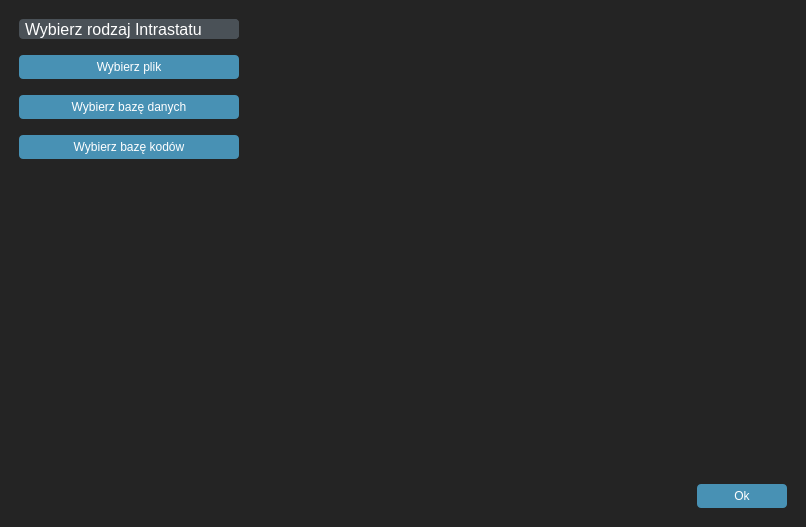
This is ui/intrastat.ui in Mateusz2734/intrastat-gui as Qt 5 draws it before an edit. The edited form follows.
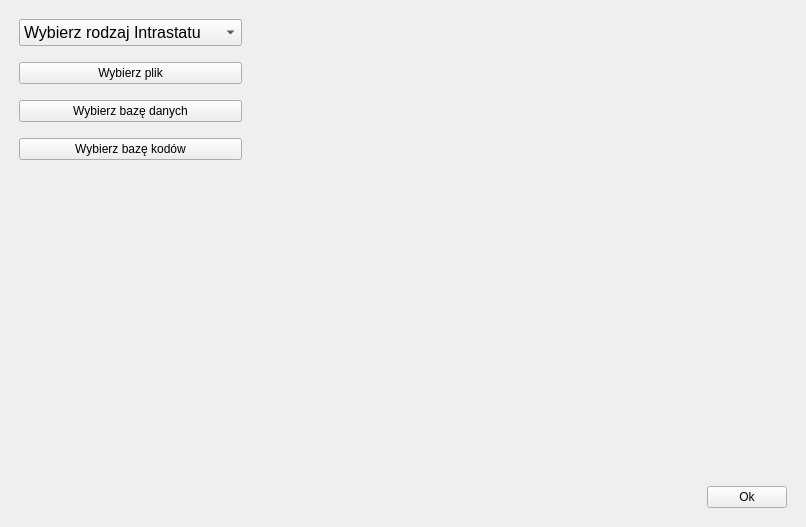
This is the edited form. Icons and pictures are not drawn.

Diff of the .ui file:
```diff
--- a/ui/intrastat.ui
+++ b/ui/intrastat.ui
@@ -25,1002 +25,7 @@
   <property name="windowTitle">
    <string>MainWindow</string>
   </property>
-  <property name="styleSheet">
-   <string notr="true">/*Copyright (c) DevSec Studio. All rights reserved.
-
-MIT License
-
-Permission is hereby granted, free of charge, to any person obtaining a copy
-of this software and associated documentation files (the &quot;Software&quot;), to deal
-in the Software without restriction, including without limitation the rights
-to use, copy, modify, merge, publish, distribute, sublicense, and/or sell
-copies of the Software, and to permit persons to whom the Software is
-furnished to do so, subject to the following conditions:
-
-The above copyright notice and this permission notice shall be included in all
-copies or substantial portions of the Software.
-
-THE SOFTWARE IS PROVIDED *AS IS*, WITHOUT WARRANTY OF ANY KIND, EXPRESS OR
-IMPLIED, INCLUDING BUT NOT LIMITED TO THE WARRANTIES OF MERCHANTABILITY,
-FITNESS FOR A PARTICULAR PURPOSE AND NONINFRINGEMENT. IN NO EVENT SHALL THE
-AUTHORS OR COPYRIGHT HOLDERS BE LIABLE FOR ANY CLAIM, DAMAGES OR OTHER
-LIABILITY, WHETHER IN AN ACTION OF CONTRACT, TORT OR OTHERWISE, ARISING FROM,
-OUT OF OR IN CONNECTION WITH THE SOFTWARE OR THE USE OR OTHER DEALINGS IN THE SOFTWARE.
-*/
-
-/*-----QWidget-----*/
-QWidget
-{
-	background-color: #242424;
-	color: #fff;
-	selection-background-color: #fff;
-	selection-color: #000;
-
-}
-
-
-/*-----QLabel-----*/
-QLabel
-{
-	background-color: transparent;
-	color: #fff;
-
-}
-
-
-/*-----QMenuBar-----*/
-QMenuBar 
-{
-	background-color: #4a5157;
-	color: #fff;
-
-}
-
-
-QMenuBar::item 
-{
-	background-color: transparent;
-	border-left: 1px solid #003333;
-	padding: 5px;
-	padding-left: 15px;
-	padding-right: 15px;
-
-}
-
-
-QMenuBar::item:selected 
-{
-	background-color: #003333;
-	border: 1px solid #006666;
-	color: #fff;
-
-}
-
-
-QMenuBar::item:pressed 
-{
-	background-color: #006666;
-	border: 1px solid #006666;
-	color: #fff;
-
-}
-
-
-/*-----QMenu-----*/
-QMenu
-{
-    background-color: #4a5157;
-    border: 1px solid #4a5157;
-    padding: 10px;
-	color: #fff;
-
-}
-
-
-QMenu::item
-{
-    background-color: transparent;
-    padding: 2px 20px 2px 20px;
-	min-width: 200px;
-
-}
-
-
-QMenu::separator
-{
-   	background-color: #242424;
-	height: 1px;
-
-}
-
-
-QMenu::item:disabled
-{
-    color: #555;
-    background-color: transparent;
-    padding: 2px 20px 2px 20px;
-
-}
-
-
-QMenu::item:selected
-{
-	background-color: #003333;
-	border: 1px solid #006666;
-	color: #fff;
-
-}
-
-
-/*-----QToolButton-----*/
-QToolButton 
-{
-	background-color: transparent;
-	color: #fff;
-	padding: 3px;
-	margin-left: 1px;
-}
-
-
-QToolButton:hover
-{
-	background-color: rgba(70,162,218,50%);
-	border: 1px solid #46a2da;
-	color: #000;
-	
-}
-
-
-QToolButton:pressed
-{
-	background-color: #727272;
-	border: 1px solid #46a2da;
-
-}
-
-
-QToolButton:checked
-{
-	background-color: #727272;
-	border: 1px solid #222;
-}
-
-
-/*-----QPushButton-----*/
-QPushButton
-{
-	background-color: #4891b4;
-	color: #fff;
-	min-width: 80px;
-	border-radius: 4px;
-	padding: 5px;
-
-}
-
-
-QPushButton::flat
-{
-	background-color: transparent;
-	border: none;
-	color: #000;
-
-}
-
-
-QPushButton::disabled
-{
-	background-color: #606060;
-	color: #959595;
-	border-color: #051a39;
-
-}
-
-
-QPushButton::hover
-{
-	background-color: #54aad3;
-	border: 1px solid #46a2da;
-
-}
-
-
-QPushButton::pressed
-{
-	background-color: #2385b4;
-	border: 1px solid #46a2da;
-
-}
-
-
-QPushButton::checked
-{
-	background-color: #bd5355;
-	border: 1px solid #bd5355;
-
-}
-
-
-/*-----QLineEdit-----*/
-QLineEdit
-{
-	background-color: #242424;
-	color : #fff;
-	border: 1px solid #1d1d1d;
-	padding: 3px;
-	padding-left: 5px;
-	border-radius: 4px;
-
-}
-
-
-/*-----QPlainTExtEdit-----*/
-QPlainTextEdit
-{
-	background-color: #242424;
-	color : #fff;
-	border: 1px solid #1d1d1d;
-	padding: 3px;
-	padding-left: 5px;
-	border-radius: 4px;
-
-}
-
-
-/*-----QToolBox-----*/
-QToolBox
-{
-	background-color: transparent;
-	border: 1px solid #1d1d1d;
-
-}
-
-
-QToolBox::tab
-{
-	background-color: #002b2b;
-	border: 1px solid #1d1d1d;
-
-}
-
-
-QToolBox::tab:hover
-{
-	background-color: #006d6d;
-	border: 1px solid #1d1d1d;
-
-}
-
-
-/*-----QComboBox-----*/
-QComboBox
-{
-    background-color: #4a5157;
-    padding-left: 6px;
-    color: #fff;
-    height: 20px;
-	border-radius: 4px;
-
-}
-
-
-QComboBox::disabled
-{
-	background-color: #404040;
-	color: #656565;
-	border-color: #051a39;
-
-}
-
-
-QComboBox:on
-{
-    background-color: #4a5157;
-	color: #fff;
-
-}
-
-
-QComboBox QAbstractItemView
-{
-    background-color: #4a5157;
-    color: #fff;
-    selection-background-color: #002b2b;
-	selection-color: #fff;
-    outline: 0;
-
-}
-
-
-QComboBox::drop-down
-{
-	background-color: #4a5157;
-    subcontrol-origin: padding;
-    subcontrol-position: top right;
-	border-radius: 4px;
-    width: 15px;
-
-}
-
-
-QComboBox::down-arrow
-{
-    image: url(://arrow-down.png);
-    width: 8px;
-    height: 8px;
-
-}
-
-
-/*-----QDoubleSpinBox &amp; QCalendarWidget-----*/
-QDoubleSpinBox,
-QCalendarWidget QSpinBox 
-{
-	background-color: #242424;
-	color : #fff;
-	border: 1px solid #1d1d1d;
-	border-radius: 4px;
-	padding: 3px;
-	padding-left: 5px;
-
-}
-
-
-QDoubleSpinBox::up-button, 
-QCalendarWidget QSpinBox::up-button
-{
-	background-color: #4a5157;
-    width: 16px; 
-	border-top-right-radius: 4px;
-    border-width: 1px;
-	border-color: #1d1d1d;
-
-}
-
-
-QDoubleSpinBox::up-button:hover, 
-QCalendarWidget QSpinBox::up-button:hover
-{
-	background-color: #585858;
-
-}
-
-
-QDoubleSpinBox::up-button:pressed, 
-QCalendarWidget QSpinBox::up-button:pressed
-{
-	background-color: #252525;
-    width: 16px; 
-    border-width: 1px;
-
-}
-
-
-QDoubleSpinBox::up-arrow,
-QCalendarWidget QSpinBox::up-arrow
-{
-    image: url(://arrow-up.png);
-    width: 7px;
-    height: 7px;
-
-}
-
-
-QDoubleSpinBox::down-button, 
-QCalendarWidget QSpinBox::down-button
-{
-	background-color: #4a5157;
-    width: 16px; 
-    border-width: 1px;
-	border-bottom-right-radius: 4px;
-	border-color: #1d1d1d;
-
-}
-
-
-QDoubleSpinBox::down-button:hover, 
-QCalendarWidget QSpinBox::down-button:hover
-{
-	background-color: #585858;
-
-}
-
-
-QDoubleSpinBox::down-button:pressed, 
-QCalendarWidget QSpinBox::down-button:pressed
-{
-	background-color: #252525;
-    width: 16px; 
-    border-width: 1px;
-
-}
-
-
-QDoubleSpinBox::down-arrow,
-QCalendarWidget QSpinBox::down-arrow
-{
-    image: url(://arrow-down.png);
-    width: 7px;
-    height: 7px;
-
-}
-
-
-/*-----QGroupBox-----*/
-QGroupBox 
-{
-    border: 1px solid;
-    border-color: #1d1d1d;
-	border-radius: 4px;
-    margin-top: 23px;
-
-}
-
-
-QGroupBox::title  
-{
-    background-color: #002b2b;
-    color: #fff;
-	subcontrol-position: top left;
-    subcontrol-origin: margin;
-    padding: 5px;
-	min-width: 100px;
-	border: 1px solid #1d1d1d;
-	border-top-left-radius: 4px;
-	border-top-right-radius: 4px;
-	border-bottom: none;
-
-}
-
-
-/*-----QHeaderView-----*/
-QHeaderView::section
-{
-    background-color: #4a5157;
-	border: none;
-    color: #fff;
-	padding: 4px;
-	
-}
-
-
-QHeaderView::section:disabled
-{
-    background-color: #525251;
-    color: #656565;
-
-}
-
-
-QHeaderView::section:checked
-{
-    background-color: qlineargradient(spread:repeat, x1:1, y1:0, x2:1, y2:1, stop:0 rgba(227, 227, 227, 255),stop:1 rgba(187, 187, 187, 255));
-    color: #000;
-
-}
-
-
-QHeaderView::section::vertical::first,
-QHeaderView::section::vertical::only-one
-{
-    border-left: 1px solid #003333;
-
-}
-
-
-QHeaderView::section::vertical
-{
-    border-left: 1px solid #003333;
-}
-
-
-QHeaderView::section::horizontal::first,
-QHeaderView::section::horizontal::only-one
-{
-    border-left: 1px solid #003333;
-
-}
-
-
-QHeaderView::section::horizontal
-{
-    border-left: 1px solid #003333;
-
-}
-
-
-QTableCornerButton::section
-{
-    background-color: qlineargradient(spread:repeat, x1:1, y1:0, x2:1, y2:1, stop:0 rgba(227, 227, 227, 255),stop:1 rgba(187, 187, 187, 255));
-	border: 1px solid #000;
-    color: #fff;
-
-}
-
-
-/*-----QCalendarWidget-----*/
-QCalendarWidget QToolButton
-{
-  	background-color: transparent;
-  	color: white;
-
-}
-
-
-QCalendarWidget QToolButton::hover
-{
-	background-color: #006666;
-	border: 1px solid #006666;
-	color: #fff;
-
-}
-
-
-QCalendarWidget QMenu 
-{
-	width: 120px;
-	left: 20px;
-	color: white;
-
-}
-
-
-QCalendarWidget QWidget 
-{ 
-	alternate-background-color: #4a5157; 
-	color: #fff;
-
-}
-
-
-QCalendarWidget QAbstractItemView:enabled 
-{
-	color: #fff;  
-	background-color: #242424;  
-	selection-background-color: #002b2b; 
-	selection-color: #fff; 
-
-}
-
-
-QCalendarWidget QAbstractItemView:disabled 
-{ 
-	color: #404040; 
-
-}
-
-
-/*-----QTreeWidget-----*/
-QTreeView
-{
-	show-decoration-selected: 0;
-	alternate-background-color: transparent;
-	background-color: transparent;
-   	border: none;
-	color: #fff;
-	font: 8pt;
-
-}
-
-
-QTreeView::item:selected
-{
-	color:#fff;
-	background-color: #002b2b;
-	border-radius: 0px;
-
-}
-
-
-QTreeView::item:!selected:hover
-{
-    background-color: #5e5e5e;
-    border: none;
-    color: white;
-
-}
-
-
-QTreeView::branch:has-children:!has-siblings:closed,
-QTreeView::branch:closed:has-children:has-siblings 
-{
-	image: url(://tree-closed.png);
-
-}
-
-
-QTreeView::branch:open:has-children:!has-siblings,
-QTreeView::branch:open:has-children:has-siblings  
-{
-	image: url(://tree-open.png);
-
-}
-
-
-/*-----QListView-----*/
-QListView 
-{
-	background-color: transparent;
-	alternate-background-color: transparent;
-    border : none;
-    color: #fff;
-    show-decoration-selected: 1; 
-    outline: 0;
-   	border: 1px solid #1d1d1d;
-
-}
-
-
-QListView::disabled 
-{
-	background-color: #656565;
-	color: #1b1b1b;
-    border: 1px solid #656565;
-
-}
-
-
-QListView::item 
-{
-	background-color: transparent;
-    padding: 1px;
-
-}
-
-
-QListView::item:selected 
-{
-	background-color: #002b2b;
-	border: 1px solid #002b2b;
-	color: #fff;
-
-}
-
-
-QListView::item:selected:!active 
-{
-	background-color: #002b2b;
-	border: 1px solid #002b2b;
-	color: #fff;
-
-}
-
-
-QListView::item:selected:active 
-{
-	background-color: #002b2b;
-	border: 1px solid #002b2b;
-	color: #fff;
-
-}
-
-
-QListView::item:hover {
-    background-color: #5e5e5e;
-    border: none;
-    color: #000;
-
-}
-
-
-/*-----QCheckBox-----*/
-QCheckBox
-{
-	background-color: transparent;
-    color: #fff;
-	border: none;
-
-}
-
-
-QCheckBox::indicator
-{
-    background-color: lightgray;
-    border: 1px solid #000;
-    width: 12px;
-    height: 12px;
-
-}
-
-
-QCheckBox::indicator:checked
-{
-    image:url(&quot;./ressources/check.png&quot;);
-	background-color: #002b2b;
-    border: 1px solid #3a546e;
-
-}
-
-
-QCheckBox::indicator:unchecked:hover
-{
-	border: 1px solid #46a2da; 
-
-}
-
-
-QCheckBox::disabled
-{
-	color: #656565;
-
-}
-
-
-QCheckBox::indicator:disabled
-{
-	background-color: #656565;
-	color: #656565;
-    border: 1px solid #656565;
-
-}
-
-
-/*-----QRadioButton-----*/
-QRadioButton 
-{
-	color: #fff;
-	background-color: transparent;
-
-}
-
-
-QRadioButton::indicator::unchecked:hover 
-{
-	background-color: #d3d3d3;
-	border: 2px solid #002b2b;
-	border-radius: 6px;
-}
-
-
-QRadioButton::indicator::checked 
-{
-	border: 2px solid #52beff;
-	border-radius: 6px;
-	background-color: #002b2b;  
-	width: 9px; 
-	height: 9px; 
-
-}
-
-
-/*-----QScrollBar-----*/
-QScrollBar:vertical 
-{
-   border: none;
-   width: 12px;
-
-}
-
-
-QScrollBar::handle:vertical 
-{
-   border: none;
-   border-radius : 0px;
-   background-color: #7a7a7a;
-   min-height: 80px;
-   width : 12px;
-
-}
-
-
-QScrollBar::handle:vertical:pressed
-{
-   background-color: #5d5f60; 
-
-}
-
-
-QScrollBar::add-line:vertical
-{
-   border: none;
-   background: transparent;
-   height: 0px;
-   subcontrol-position: bottom;
-   subcontrol-origin: margin;
-
-}
-
-
-QScrollBar::add-line:vertical:hover 
-{
-   background-color: transparent;
-
-}
-
-
-QScrollBar::add-line:vertical:pressed 
-{
-   background-color: #3f3f3f;
-
-}
-
-
-QScrollBar::sub-line:vertical
-{
-   border: none;
-   background: transparent;
-   height: 0px;
-
-}
-
-
-QScrollBar::sub-line:vertical:hover 
-{
-   background-color: transparent;
-
-}
-
-
-QScrollBar::sub-line:vertical:pressed 
-{
-   background-color: #3f3f3f;
-
-}
-
-
-QScrollBar::up-arrow:vertical
-{
-   width: 0px;
-   height: 0px;
-   background: transparent;
-
-}
-
-
-QScrollBar::down-arrow:vertical 
-{
-   width: 0px;
-   height: 0px;
-   background: transparent;
-
-}
-
-
-QScrollBar::add-page:vertical, QScrollBar::sub-page:vertical
-{
-   background-color: #222222;
-	
-}
-
-
-QScrollBar:horizontal 
-{
-   border: none;
-   height: 12px;
-
-}
-
-
-QScrollBar::handle:horizontal 
-{
-   border: none;
-   border-radius : 0px;
-   background-color: #7a7a7a;
-   min-height: 80px;
-   height : 12px;
-
-}
-
-
-QScrollBar::handle:horizontal:pressed
-{
-   background-color: #5d5f60; 
-
-}
-
-
-QScrollBar::add-line:horizontal
-{
-   border: none;
-   background: transparent;
-   height: 0px;
-   subcontrol-position: bottom;
-   subcontrol-origin: margin;
-
-}
-
-
-QScrollBar::add-line:horizontal:hover 
-{
-   background-color: transparent;
-
-}
-
-
-QScrollBar::add-line:horizontal:pressed 
-{
-   background-color: #3f3f3f;
-
-}
-
-
-QScrollBar::sub-line:horizontal
-{
-   border: none;
-   background: transparent;
-   height: 0px;
-
-}
-
-
-QScrollBar::sub-line:horizontal:hover 
-{
-   background-color: transparent;
-
-}
-
-
-QScrollBar::sub-line:horizontal:pressed 
-{
-   background-color: #3f3f3f;
-
-}
-
-
-QScrollBar::up-arrow:horizontal
-{
-   width: 0px;
-   height: 0px;
-   background: transparent;
-
-}
-
-
-QScrollBar::down-arrow:horizontal 
-{
-   width: 0px;
-   height: 0px;
-   background: transparent;
-
-}
-
-
-QScrollBar::add-page:horizontal, QScrollBar::sub-page:horizontal
-{
-   background-color: #222222;
-	
-}
-
-
-/*-----QProgressBar-----*/
-QProgressBar
-{
-	border: 1px solid #1d1d1d;
-    text-align: center;
-	border-radius: 10px;
-	color: #fff;
-	font-weight: bold;
-
-}
-
-
-QProgressBar::chunk
-{
-    background-color: #3b86ae;
-	border-radius: 9px;
-    margin: 0.5px;
-
-}
-
-
-/*-----QStatusBar-----*/
-QStatusBar
-{
-	background-color: #4a5157;
-	color: #ffffff;
-	border-color: #051a39;
-
-}
-
-
-/*-----QSizeGrip-----*/
-QSizeGrip 
-{
-	background-color: image(&quot;./ressources/sizegrip.png&quot;); /*To replace*/
-	border: none;
-
-}
-</string>
-  </property>
+  
   <widget class="QWidget" name="centralwidget">
    <property name="minimumSize">
     <size>
```
